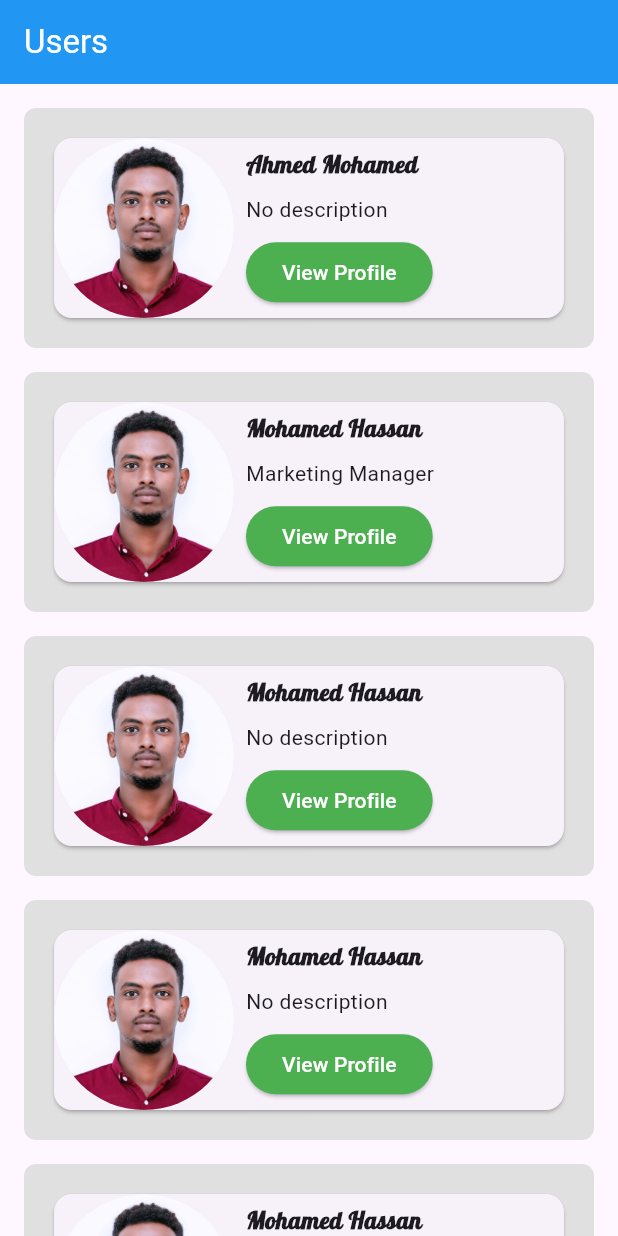
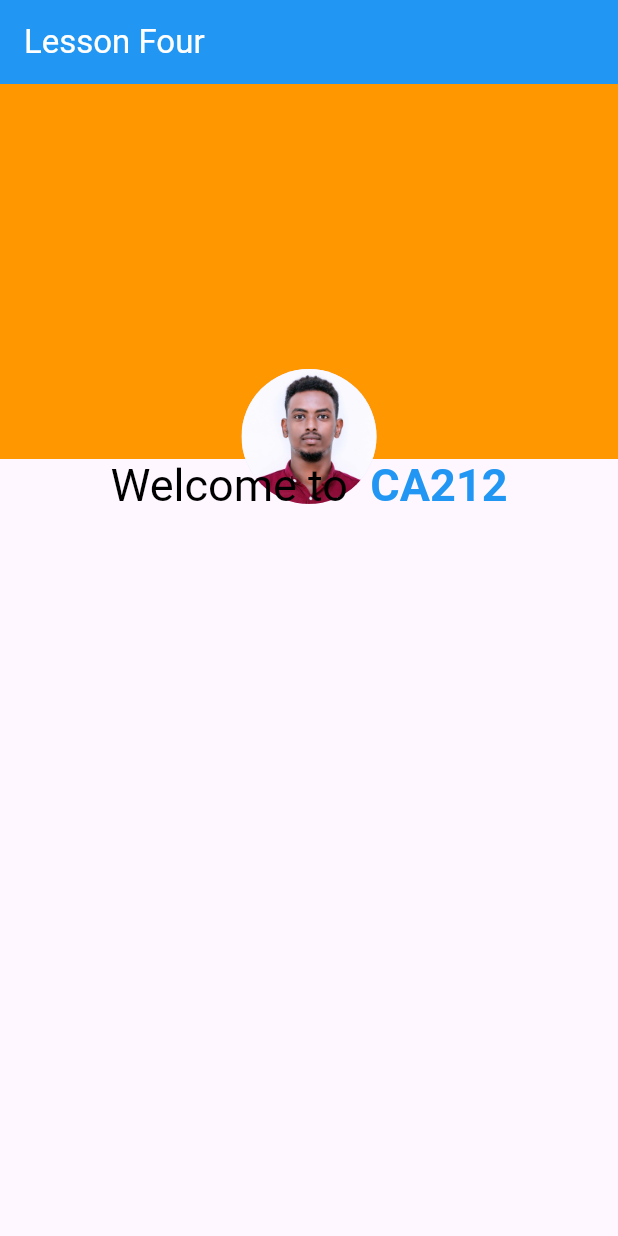
Before and after one commit to ahmed-moha/just-flutter-CA21, a Flutter app: the screen it shows after launch, on a phone screen of 412 x 824 dp. Run offline on Flutter 3.47's test engine with Material 3 defaults, Android fonts, the phone set to English and light mode, and no system bars.

Commit message:
Lesson four

```diff
--- a/lib/components/user_card.dart
+++ b/lib/components/user_card.dart
@@ -1,27 +1,30 @@
 import 'package:flutter/material.dart';
 
 class UserCard extends StatelessWidget {
-  const UserCard({super.key,required this.imagePath,required this.title,this.description});
+  const UserCard({super.key,required this.imagePath,required this.title,this.description,this.backgroundColor});
 final String imagePath;
 final String title;
 final String? description;
+final Color? backgroundColor;
   @override
   Widget build(BuildContext context) {
-    return Container(
+    return  Container(
               margin: const EdgeInsets.symmetric(horizontal: 16),
               padding: const EdgeInsets.all(16),
               decoration: BoxDecoration(
                   color: Colors.grey.shade300,
                   borderRadius: BorderRadius.circular(8)),
-            child:  Card(
+              child: Card(
                 child: Row(
                   children: [
                      CircleAvatar(
                       radius: 60,
-                    backgroundImage: AssetImage(imagePath),
+                      backgroundImage: AssetImage(
+                        imagePath,
+                      ),
                     ),
                     const SizedBox(
-                    width: 8,
+                      width: 16,
                     ),
                     Column(
                       crossAxisAlignment: CrossAxisAlignment.start,
@@ -38,23 +41,22 @@ final String? description;
                           height: 8,
                         ),
                          Text(
-                        description ?? "No description",
+                         description??"No description",
                           style: const TextStyle(
-
-                            //  fontSize: 16
+                            fontSize: 16,
                           ),
                         ),
                         const SizedBox(height: 8,),
                         ElevatedButton(
-                        onPressed: (){
+                          onPressed: () {
                             print("TAPPED");
                           },
                           style: ElevatedButton.styleFrom(
-                          backgroundColor: Colors.green,
+                            backgroundColor:backgroundColor?? Colors.blue,
                             foregroundColor: Colors.white
                           ),
-                        child: const Text("View Profile"),
-                      )
+                          child: const Text("View Profile")
+                        ),
                       ],
                     )
                   ],
--- a/lib/lesson 3/lesson_three.dart
+++ b/lib/lesson 3/lesson_three.dart
@@ -22,6 +22,7 @@ class LessonThree extends StatelessWidget {
             UserCard(
               imagePath: "images/1.jpeg",
               title: "Ahmed Mohamed",
+              description: "Ceo",
             ),
             SizedBox(
               height: 16,
@@ -29,18 +30,8 @@ class LessonThree extends StatelessWidget {
             UserCard(
               imagePath: "images/1.jpeg",
               title: "Mohamed Hassan",
-              description: "Marketing Manager",
-            ),
-            SizedBox(height: 16,),
-             UserCard(imagePath: "images/1.jpeg",title: "Mohamed Hassan",),
-             SizedBox(height: 16,),
-             UserCard(imagePath: "images/1.jpeg",title: "Mohamed Hassan",),
-             SizedBox(height: 16,),
-             UserCard(imagePath: "images/1.jpeg",title: "Mohamed Hassan",),
-             SizedBox(height: 16,),
-             UserCard(imagePath: "images/1.jpeg",title: "Mohamed Hassan",),
-             SizedBox(height: 16,),
-             UserCard(imagePath: "images/1.jpeg",title: "Mohamed Hassan",)
+              backgroundColor: Colors.green,
+            )
           ],
         ),
       ),
--- /dev/null
+++ b/lib/lesson 4/lesson_four.dart
@@ -0,0 +1,54 @@
+import 'package:flutter/material.dart';
+
+class LessonFour extends StatelessWidget {
+  const LessonFour({super.key});
+
+  @override
+  Widget build(BuildContext context) {
+    return Scaffold(
+      appBar: AppBar(
+        backgroundColor: Colors.blue,
+        title: const Text("Lesson Four"),
+        foregroundColor: Colors.white,
+      ),
+      body: Column(
+        children: [
+          Container(
+            width: double.infinity,
+            height: 250,
+            color: Colors.orange,
+            child: const Stack(
+              clipBehavior: Clip.none,
+              alignment: Alignment.bottomCenter,
+              children: [
+                Positioned(
+                  bottom: -30,
+                  child: CircleAvatar(
+                    radius: 45,
+                    backgroundImage: AssetImage("images/1.jpeg"),
+                  ),
+                )
+              ],
+            ),
+          ),
+          RichText(
+            text: const TextSpan(
+                text: "Welcome to ",
+                style: TextStyle(
+                  color: Colors.black,
+                  fontSize: 30,
+                ),
+                children: [
+                  TextSpan(
+                      text: " CA212",
+                      style: TextStyle(
+                          color: Colors.blue,
+                          fontSize: 30,
+                          fontWeight: FontWeight.bold))
+                ]),
+          )
+        ],
+      ),
+    );
+  }
+}
--- a/lib/main.dart
+++ b/lib/main.dart
@@ -2,6 +2,8 @@ import 'package:ca212_flutter_app/lesson%202/card_app.dart';
 import 'package:ca212_flutter_app/lesson%202/card_screen.dart';
 import 'package:ca212_flutter_app/lesson%203/lesson_three.dart';
 import 'package:flutter/material.dart';
+
+import 'lesson 4/lesson_four.dart';
 
 
 
@@ -11,7 +13,8 @@ void main() {
       // home:HomeScreen()
       // home:CardScreen()
       // home: CardApp(),
-      home:LessonThree()
+      // home:LessonThree()
+      home:LessonFour()
     ),
   );
 }
--- a/pubspec.yaml
+++ b/pubspec.yaml
@@ -71,6 +71,8 @@ flutter:
 
 
 
+
+
   # To add assets to your application, add an assets section, like this:
   # assets:
   #   - images/a_dot_burr.jpeg
```
Also changed, not shown: lib/lesson 4/stack_wdiget.dart (added, +66 -0 lines). Lines whose indentation alone changed are shown as unchanged.
